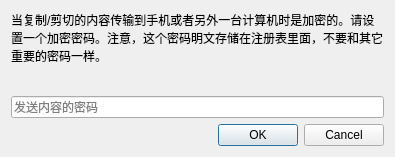
Qt form password.ui (hgoldfish/lafdup) before a commit.
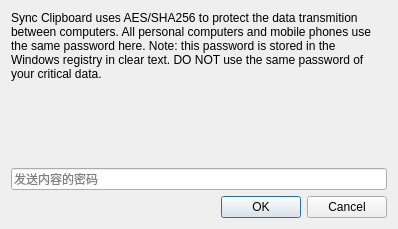
The same form after that commit.

Patch:
```diff
--- a/password.ui
+++ b/password.ui
@@ -6,8 +6,8 @@
    <rect>
     <x>0</x>
     <y>0</y>
-    <width>395</width>
-    <height>157</height>
+    <width>398</width>
+    <height>229</height>
    </rect>
   </property>
   <property name="windowTitle">
@@ -23,7 +23,7 @@
       </sizepolicy>
      </property>
      <property name="text">
-      <string>当复制/剪切的内容传输到手机或者另外一台计算机时是加密的。请设置一个加密密码。注意，这个密码明文存储在注册表里面，不要和其它重要的密码一样。</string>
+      <string>Sync Clipboard uses AES/SHA256 to protect the data transmition between computers. All personal computers and mobile phones use the same password here. Note: this password is stored in the Windows registry in clear text. DO NOT use the same password of your critical data.</string>
      </property>
      <property name="alignment">
       <set>Qt::AlignLeading|Qt::AlignLeft|Qt::AlignTop</set>
```
Left out of the diff: 2 changed lines with no effect on the pictures.
